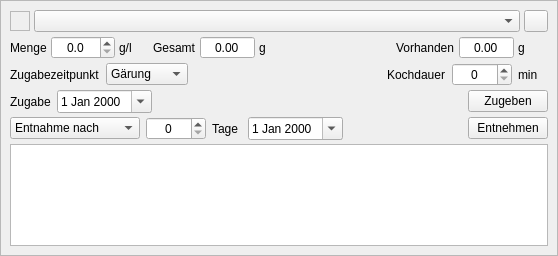
Old version of the form kleiner-brauhelfer/widgets/wdgweiterezutatgabe.ui in the repository kleiner-brauhelfer/kleiner-brauhelfer-2.
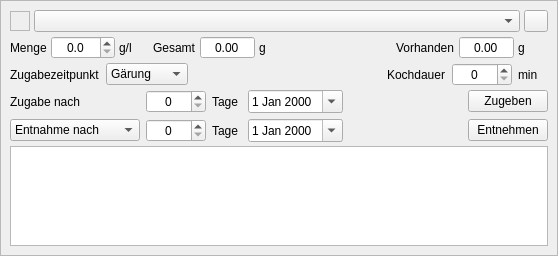
New version of the form. Icons and pictures are not drawn. Custom widgets are drawn as their Qt base class.

Commit message: WeitereZutatenGaben ohne Datums

The edit to the form file:
```diff
--- a/kleiner-brauhelfer/widgets/wdgweiterezutatgabe.ui
+++ b/kleiner-brauhelfer/widgets/wdgweiterezutatgabe.ui
@@ -377,7 +377,7 @@
       </item>
       <item>
        <widget class="QWidget" name="wdgZugabe" native="true">
-        <layout class="QHBoxLayout" name="horizontalLayout_3">
+        <layout class="QGridLayout" name="gridLayout">
          <property name="leftMargin">
           <number>0</number>
          </property>
@@ -390,21 +390,20 @@
          <property name="bottomMargin">
           <number>0</number>
          </property>
-         <item>
-          <widget class="QLabel" name="label_4">
+         <item row="0" column="2">
+          <widget class="QLabel" name="label_7">
+           <property name="minimumSize">
+            <size>
+             <width>30</width>
+             <height>0</height>
+            </size>
+           </property>
            <property name="text">
-            <string>Zugabe</string>
+            <string>Tage</string>
            </property>
           </widget>
          </item>
-         <item>
-          <widget class="DateEdit" name="tbDatumVon">
-           <property name="calendarPopup">
-            <bool>true</bool>
-           </property>
-          </widget>
-         </item>
-         <item>
+         <item row="0" column="4">
           <spacer name="horizontalSpacer_4">
            <property name="orientation">
             <enum>Qt::Horizontal</enum>
@@ -417,32 +416,41 @@
            </property>
           </spacer>
          </item>
-         <item>
+         <item row="0" column="1">
+          <widget class="SpinBox" name="tbZugabeNach">
+           <property name="minimumSize">
+            <size>
+             <width>60</width>
+             <height>0</height>
+            </size>
+           </property>
+           <property name="alignment">
+            <set>Qt::AlignCenter</set>
+           </property>
+          </widget>
+         </item>
+         <item row="0" column="3">
+          <widget class="DateEdit" name="tbDatumVon">
+           <property name="calendarPopup">
+            <bool>true</bool>
+           </property>
+          </widget>
+         </item>
+         <item row="0" column="0">
+          <widget class="QLabel" name="label_4">
+           <property name="text">
+            <string>Zugabe nach</string>
+           </property>
+          </widget>
+         </item>
+         <item row="0" column="5">
           <widget class="QPushButton" name="btnZugeben">
            <property name="text">
             <string>Zugeben</string>
            </property>
           </widget>
          </item>
-        </layout>
-       </widget>
-      </item>
-      <item>
-       <widget class="QWidget" name="wdgEntnahme" native="true">
-        <layout class="QHBoxLayout" name="horizontalLayout_6">
-         <property name="leftMargin">
-          <number>0</number>
-         </property>
-         <property name="topMargin">
-          <number>0</number>
-         </property>
-         <property name="rightMargin">
-          <number>0</number>
-         </property>
-         <property name="bottomMargin">
-          <number>0</number>
-         </property>
-         <item>
+         <item row="1" column="0">
           <widget class="ComboBox" name="cbEntnahme">
            <property name="minimumSize">
             <size>
@@ -471,7 +479,7 @@
            </item>
           </widget>
          </item>
-         <item>
+         <item row="1" column="1">
           <widget class="SpinBox" name="tbDauerTage">
            <property name="minimumSize">
             <size>
@@ -482,12 +490,9 @@
            <property name="alignment">
             <set>Qt::AlignCenter</set>
            </property>
-           <property name="maximum">
-            <number>999</number>
-           </property>
           </widget>
          </item>
-         <item>
+         <item row="1" column="2">
           <widget class="QLabel" name="lblDauerTage">
            <property name="minimumSize">
             <size>
@@ -500,27 +505,14 @@
            </property>
           </widget>
          </item>
-         <item>
+         <item row="1" column="3">
           <widget class="DateEdit" name="tbDatumBis">
            <property name="calendarPopup">
             <bool>true</bool>
            </property>
           </widget>
          </item>
-         <item>
-          <spacer name="horizontalSpacer_2">
-           <property name="orientation">
-            <enum>Qt::Horizontal</enum>
-           </property>
-           <property name="sizeHint" stdset="0">
-            <size>
-             <width>40</width>
-             <height>0</height>
-            </size>
-           </property>
-          </spacer>
-         </item>
-         <item>
+         <item row="1" column="5">
           <widget class="QPushButton" name="btnEntnehmen">
            <property name="statusTip">
             <string/>
@@ -549,11 +541,6 @@
   </layout>
  </widget>
  <customwidgets>
-  <customwidget>
-   <class>DoubleSpinBox</class>
-   <extends>QDoubleSpinBox</extends>
-   <header>widgets/doublespinbox.h</header>
-  </customwidget>
   <customwidget>
    <class>SpinBox</class>
    <extends>QSpinBox</extends>
@@ -569,6 +556,11 @@
    <extends>QDateEdit</extends>
    <header>widgets/dateedit.h</header>
   </customwidget>
+  <customwidget>
+   <class>DoubleSpinBox</class>
+   <extends>QDoubleSpinBox</extends>
+   <header>widgets/doublespinbox.h</header>
+  </customwidget>
  </customwidgets>
  <tabstops>
   <tabstop>cbZutat</tabstop>
```
Left out of the diff: 4 changed lines with no effect on the pictures. The commit also changes 5 other files.
